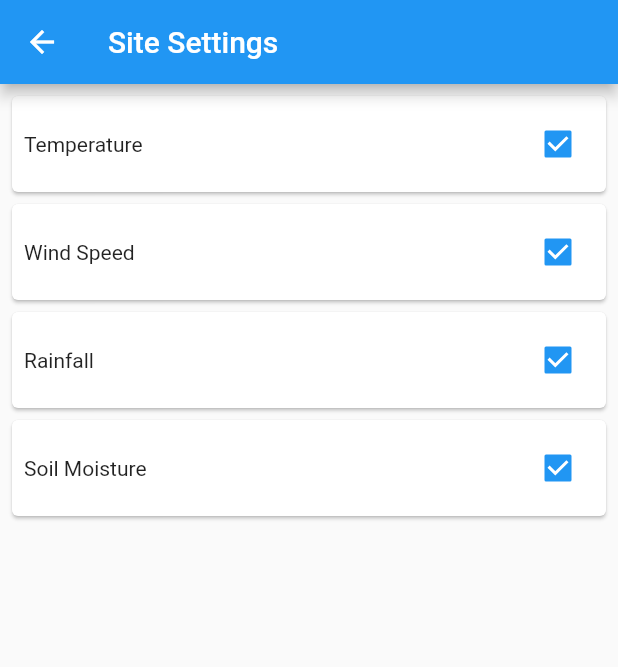
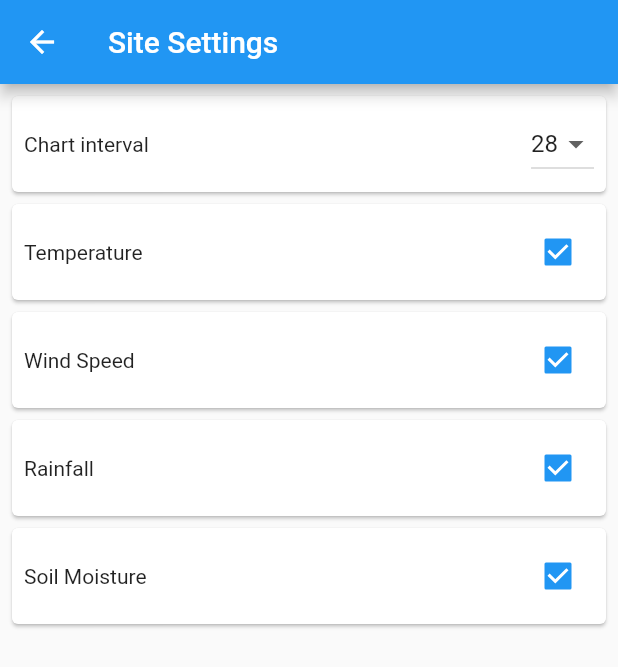
Before and after one commit to tytydraco/cg_proto2, a Flutter app: the SettingsPage screen opened directly with empty values, on a phone screen of 412 x 824 dp. Shown: the top 667 px of the screen. Run offline on Flutter 3.47's test engine with Material 2 defaults, Android fonts, the phone set to English and light mode, and no system bars; our stand-ins replace fl_chart, shared_preferences; accounts and stored records are empty.

Commit message:
Custom chart history intervals
Signed-off-by: Tyler Nijmeh <tylernij@gmail.com>

```diff
--- a/lib/screens/settings_page.dart
+++ b/lib/screens/settings_page.dart
@@ -1,4 +1,5 @@
 import 'package:cg_proto2/models/site_model.dart';
+import 'package:cg_proto2/widgets/chart_interval_dropdown.dart';
 import 'package:cg_proto2/widgets/chart_visibility_checkbox.dart';
 import 'package:flutter/material.dart';
 
@@ -20,6 +21,7 @@ class _SettingsPageState extends State<SettingsPage> {
       ),
       body: ListView(
         children: [
+          ChartIntervalDropDown(site: widget.site),
           ChartVisibilityCheckbox(
             site: widget.site,
             id: 'temperature',
--- /dev/null
+++ b/lib/widgets/chart_interval_dropdown.dart
@@ -0,0 +1,74 @@
+import 'package:cg_proto2/models/site_model.dart';
+import 'package:flutter/material.dart';
+import 'package:shared_preferences/shared_preferences.dart';
+
+/// SharedPreference schema is {site.id}_{id} of type bool
+class ChartIntervalDropDown extends StatefulWidget {
+  final SiteModel site;
+
+  const ChartIntervalDropDown({
+    Key? key,
+    required this.site,
+  }) : super(key: key);
+
+  @override
+  State<ChartIntervalDropDown> createState() => _ChartIntervalDropDownState();
+}
+
+class _ChartIntervalDropDownState extends State<ChartIntervalDropDown> {
+  final _intervals = [
+    7, 14, 21, 28
+  ];
+
+  Future<int> getInterval() async {
+    final sharedPrefs = await SharedPreferences.getInstance();
+    return sharedPrefs.getInt('${widget.site.id}_interval') ?? _intervals.last;
+  }
+
+  Future setInterval(int newValue) async {
+    final sharedPrefs = await SharedPreferences.getInstance();
+    return sharedPrefs.setInt('${widget.site.id}_interval', newValue);
+  }
+
+  @override
+  Widget build(BuildContext context) {
+    return Card(
+      margin: const EdgeInsets.only(left: 8, right: 8, top: 8),
+      child: Padding(
+        padding: const EdgeInsets.all(8),
+        child: Row(
+          children: [
+            const Expanded(
+              child: Text('Chart interval'),
+            ),
+            FutureBuilder(
+              future: getInterval(),
+              builder: (context, snapshot) {
+                if (snapshot.hasData) {
+                  final interval = snapshot.data as int;
+                  return DropdownButton<int>(
+                    value: interval,
+                    items: _intervals.map((interval) =>
+                      DropdownMenuItem<int>(
+                        value: interval,
+                        child: Text(interval.toString()),
+                      )
+                    ).toList(),
+                    onChanged: (newValue) {
+                      setInterval(newValue as int);
+                      setState(() {});
+                    },
+                  );
+                } else if (snapshot.hasError) {
+                  return const Icon(Icons.warning);
+                } else {
+                  return const CircularProgressIndicator();
+                }
+              },
+            ),
+          ],
+        ),
+      ),
+    );
+  }
+}
```
